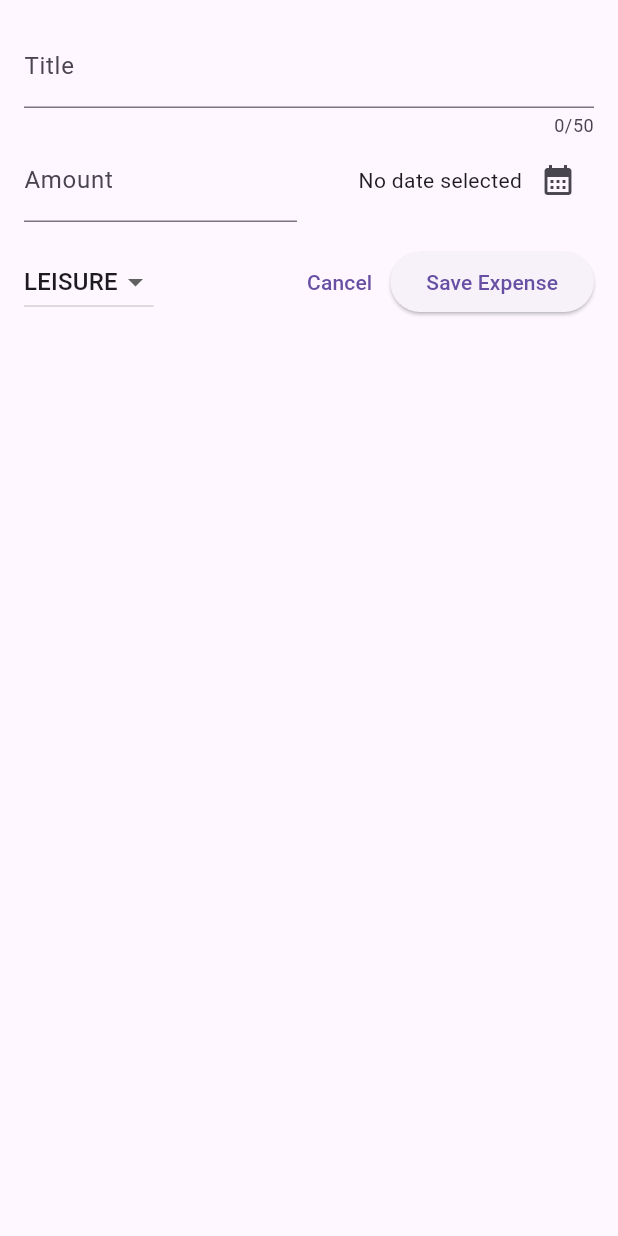
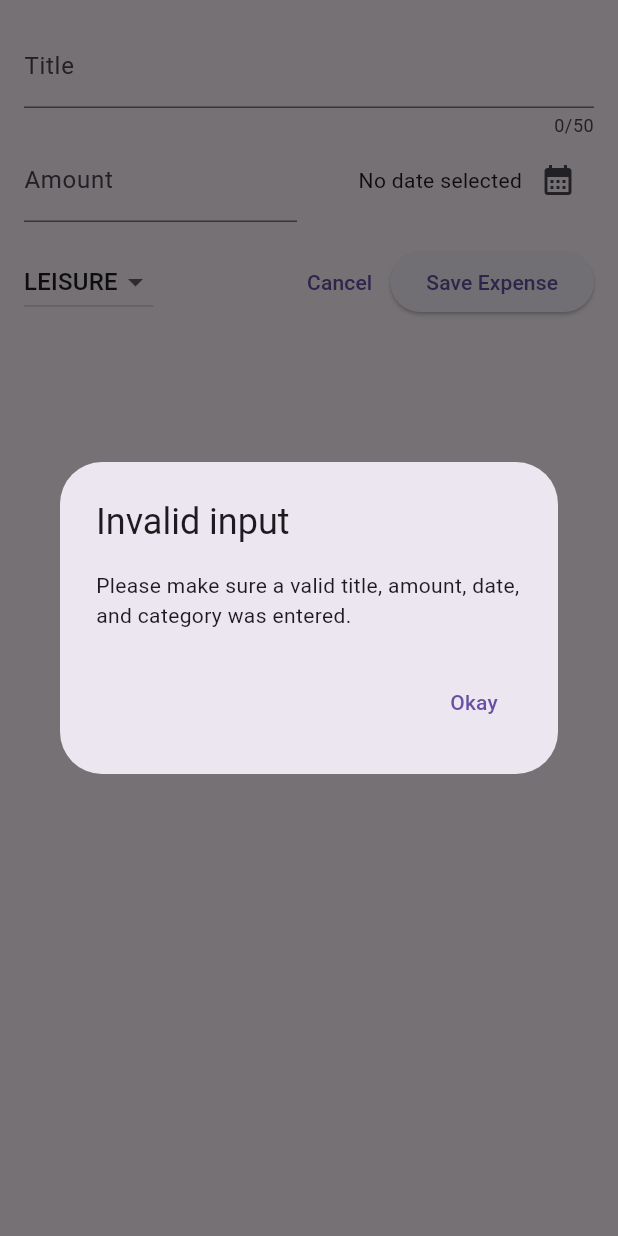
Before and after one commit to reponzo01/flutter-expense-tracker, a Flutter app: the NewExpense widget shown alone on an empty page, opened directly, after a tap on "Save Expense", on a phone screen of 412 x 824 dp. Run offline on Flutter 3.47's test engine with Material 2 defaults, Android fonts, the phone set to English and light mode, and no system bars.

Commit message:
116. Validating user input and showing an error dialog

```diff
--- a/lib/widgets/new_expense.dart
+++ b/lib/widgets/new_expense.dart
@@ -33,7 +33,25 @@ class _NewExpenseState extends State<NewExpense> {
     final amountIsInvalid = enteredAmount == null || enteredAmount <= 0;
     if (_titleController.text.trim().isEmpty ||
         amountIsInvalid ||
-        _selectedDate == null) {}
+        _selectedDate == null) {
+      showDialog(
+        context: context,
+        builder: (ctx) => AlertDialog(
+          title: const Text('Invalid input'),
+          content: const Text(
+              'Please make sure a valid title, amount, date, and category was entered.'),
+          actions: [
+            TextButton(
+              onPressed: () {
+                Navigator.pop(ctx);
+              },
+              child: const Text('Okay'),
+            ),
+          ],
+        ),
+      );
+      return;
+    }
   }
 
   @override
```
